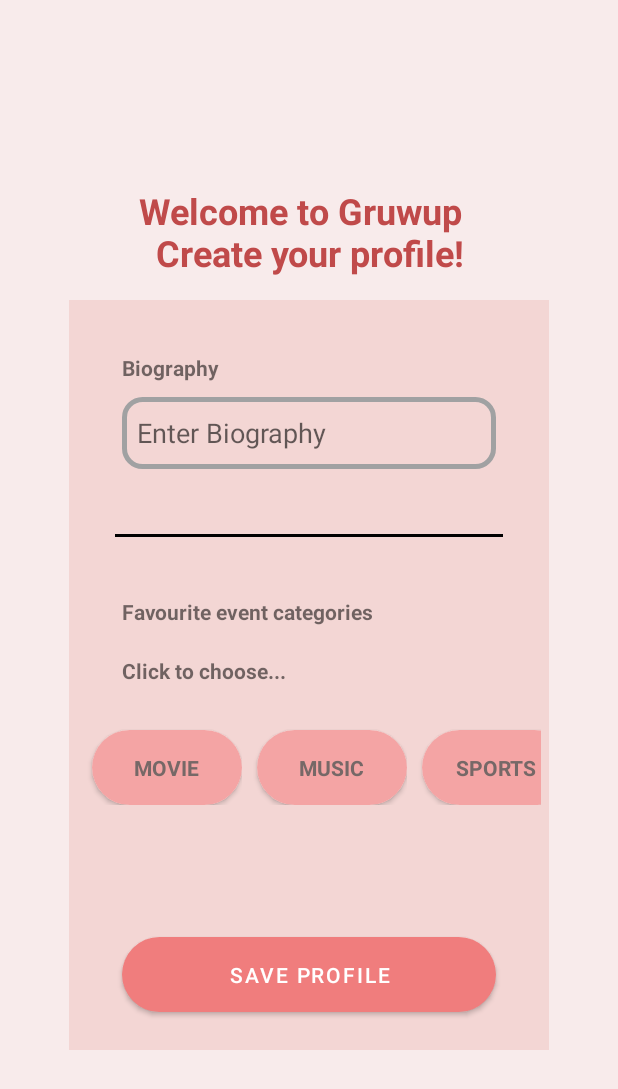
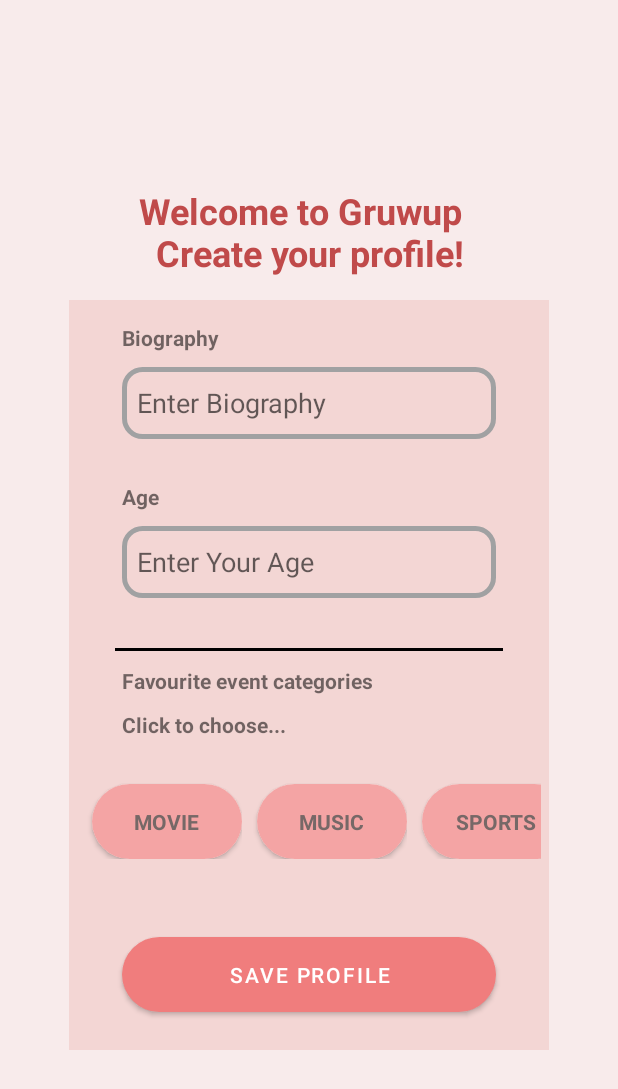
Before and after one commit to gruwup/gruwup, an Android app: the SignUpActivity screen opened directly, with no data from a screen before it, on a phone screen of 412 x 824 dp. Shown: the top 1089 px of the screen. Run offline under Robolectric (Android 15) with nearby library versions, the phone set to English and light mode, and no system bars; Roboto replaces fonts that are not available here.

Commit message:
Added age validation

```diff
--- a/app/src/main/java/com/cpen321/gruwup/SignUpActivity.java
+++ b/app/src/main/java/com/cpen321/gruwup/SignUpActivity.java
@@ -9,11 +9,16 @@ import androidx.recyclerview.widget.RecyclerView;
 import android.content.Intent;
 import android.content.SharedPreferences;
 import android.os.Bundle;
+import android.os.CountDownTimer;
 import android.util.Log;
 import android.view.View;
 import android.widget.Button;
 import android.widget.EditText;
 import android.widget.TextView;
+
+import com.google.android.gms.auth.api.signin.GoogleSignIn;
+import com.google.android.gms.auth.api.signin.GoogleSignInClient;
+import com.google.android.gms.auth.api.signin.GoogleSignInOptions;
 
 import org.json.JSONArray;
 import org.json.JSONException;
@@ -36,6 +41,8 @@ public class SignUpActivity extends AppCompatActivity {
     private ArrayList<String> mSelectedCategoryNames = new ArrayList<>();
     RecyclerView categoryView ;
     static final String TAG = "SignUpActivity";
+    private Integer age;
+    private GoogleSignInClient mGoogleSignInClient;
 
 //    private String address = "10.0.2.2";
     private String address = "20.227.142.169";
@@ -73,11 +80,36 @@ public class SignUpActivity extends AppCompatActivity {
         TextView categoryValidation = (TextView) findViewById(R.id.selectCategoryAlert);
         Button setProfileBtn = (Button) findViewById(R.id.setupProfileButton);
 
+        EditText ageInput = (EditText) findViewById(R.id.setAge);
+        TextView ageValidation  = (TextView) findViewById(R.id.setAgeAlert);
+        age = 0;
+
         setProfileBtn.setOnClickListener(new View.OnClickListener() {
             @Override
             public void onClick(View view) {
                 if (!verifyUserInput(bioInput).equals("valid")){
                     bioValidation.setText(verifyUserInput(bioInput));
+                }
+                else if (!isStringInt(ageInput.getText().toString())){
+                    ageValidation.setText("Input valid number. ");
+                }
+                else if (Integer.parseInt(ageInput.getText().toString())<=18){
+                    ageValidation.setText("You must be over 18 to use the app :( ");
+                    new CountDownTimer(2000, 1000) {
+                        @Override
+                        public void onTick(long millisUntilFinished) {
+                        }
+
+                        @Override
+                        public void onFinish() {
+                            mGoogleSignInClient = GoogleSignIn.getClient(SignUpActivity.this, GoogleSignInOptions.DEFAULT_SIGN_IN);
+                            mGoogleSignInClient.signOut();
+                            Intent intent = new Intent(SignUpActivity.this, LogInActivity.class);
+                            startActivity(intent);
+                        }
+                    }.start();
+
+
                 }
                 else if(adapter.getSelectedCategoriesCount()<3){
                     categoryValidation.setText("Please select at least 3 categories.");
@@ -108,6 +140,18 @@ public class SignUpActivity extends AppCompatActivity {
             }
         });
 
+    }
+
+    public boolean isStringInt(String s)
+    {
+        try
+        {
+            Integer.parseInt(s);
+            return true;
+        } catch (NumberFormatException ex)
+        {
+            return false;
+        }
     }
 
     private void createProfileRequest( String UserID, String displayName, String profileUrl, String bioInput, ArrayList<String> categoryNames) throws IOException {
--- a/app/src/main/res/layout/activity_sign_up.xml
+++ b/app/src/main/res/layout/activity_sign_up.xml
@@ -31,7 +31,7 @@
             android:layout_width="wrap_content"
             android:layout_height="wrap_content"
             android:layout_marginLeft="30dp"
-            android:layout_marginTop="30dp"
+            android:layout_marginTop="10dp"
             android:text="Biography"
             android:textStyle="bold" />
 
@@ -56,11 +56,40 @@
             android:layout_marginRight="30dp"
             android:textColor="@color/design_default_color_error" />
 
+        <TextView
+            android:layout_width="wrap_content"
+            android:layout_height="wrap_content"
+            android:layout_marginLeft="30dp"
+            android:layout_marginTop="5dp"
+            android:text="Age"
+            android:textStyle="bold" />
+
+        <EditText
+            android:id="@+id/setAge"
+            android:layout_width="match_parent"
+            android:layout_height="wrap_content"
+            android:layout_marginLeft="30dp"
+            android:layout_marginTop="10dp"
+            android:layout_marginRight="30dp"
+            android:background="@drawable/rectangle_border"
+            android:hint="Enter Your Age"
+            android:minHeight="48dp"
+            android:padding="10dp" />
+
+        <TextView
+            android:id="@+id/setAgeAlert"
+            android:layout_width="match_parent"
+            android:layout_height="wrap_content"
+            android:layout_marginLeft="30dp"
+            android:layout_marginTop="4dp"
+            android:layout_marginRight="30dp"
+            android:textColor="@color/design_default_color_error" />
+
         <View
             android:layout_width="match_parent"
             android:layout_height="2dp"
             android:layout_marginLeft="25dp"
-            android:layout_marginTop="20dp"
+            android:layout_marginTop="10dp"
             android:layout_marginRight="25dp"
             android:background="@color/black" />
 
@@ -68,7 +97,7 @@
             android:layout_width="wrap_content"
             android:layout_height="wrap_content"
             android:layout_marginLeft="30dp"
-            android:layout_marginTop="40dp"
+            android:layout_marginTop="10dp"
             android:text="Favourite event categories"
             android:textStyle="bold"
 
@@ -78,7 +107,7 @@
             android:layout_width="wrap_content"
             android:layout_height="wrap_content"
             android:layout_marginLeft="30dp"
-            android:layout_marginTop="20dp"
+            android:layout_marginTop="10dp"
             android:text="Click to choose..."
             android:textStyle="bold" />
 
```
